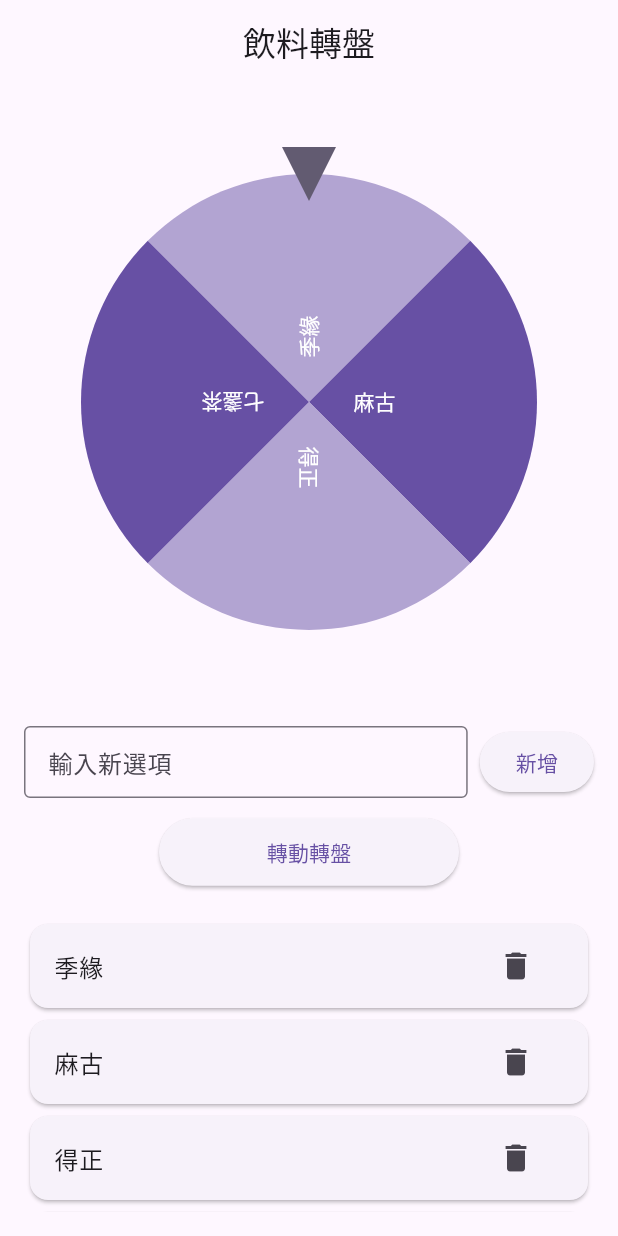
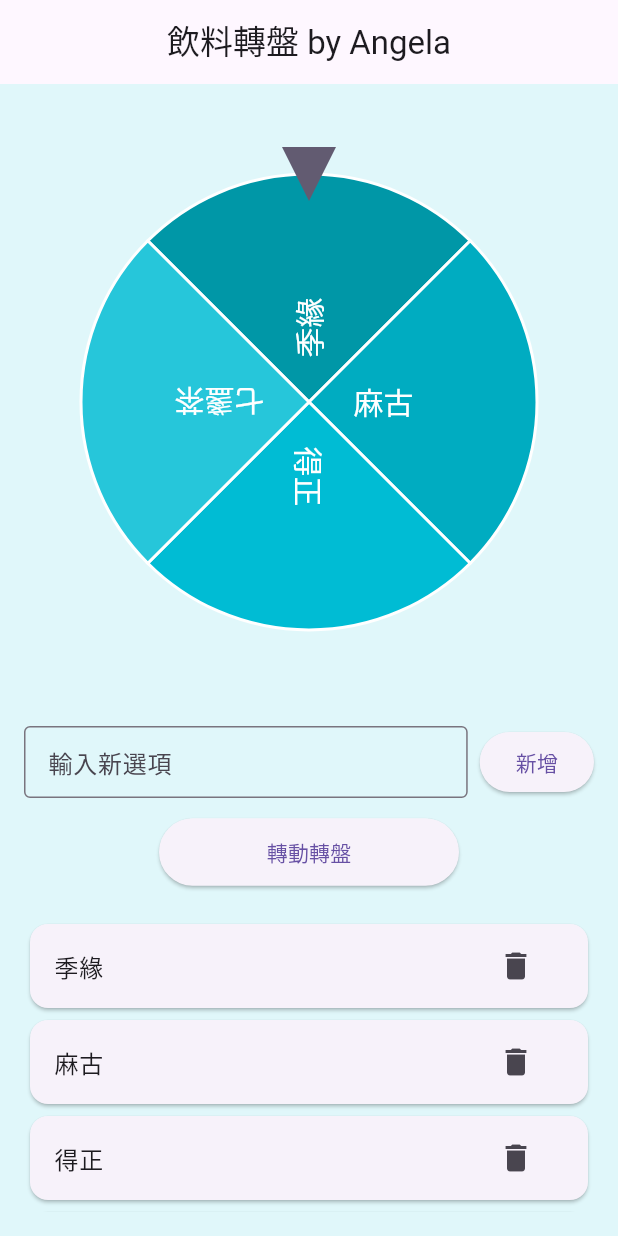
Before and after one commit to estateangela/what-to-drink-spinner, a Flutter app: the screen it shows after launch, on a phone screen of 412 x 824 dp. Run offline on Flutter 3.47's test engine with Material 3 defaults, Android fonts, the phone set to English and light mode, and no system bars; drawn by our look-alikes of flutter_fortune_wheel.

Commit message:
Update main.dart

```diff
--- a/my_app/lib/main.dart
+++ b/my_app/lib/main.dart
@@ -18,6 +18,12 @@ class _DrinkWheelAppState extends State<DrinkWheelApp> {
   final List<String> options = ["季緣", "麻古", "得正", "七盞茶"];
   late final StreamController<int> controller;
   final TextEditingController _textController = TextEditingController();
+  final List<Color> wheelColors = [
+  Colors.cyan[700]!,
+  Colors.cyan[600]!,
+  Colors.cyan[500]!,
+  Colors.cyan[400]!,
+   ];
 
   @override
   void initState() {
@@ -56,8 +62,9 @@ class _DrinkWheelAppState extends State<DrinkWheelApp> {
         visualDensity: VisualDensity.adaptivePlatformDensity,
       ),
       home: Scaffold(
+        backgroundColor: Colors.cyan[50],
         appBar: AppBar(
-          title: const Text("飲料轉盤"),
+          title: const Text("飲料轉盤 by Angela"),
           centerTitle: true,
         ),
         body: Padding(
@@ -69,10 +76,18 @@ class _DrinkWheelAppState extends State<DrinkWheelApp> {
                 flex: 2,
                 child: FortuneWheel(
                   selected: controller.stream,
-                  items: options.map((e) => FortuneItem(
+                  items: options.asMap().entries.map((entry) => FortuneItem(
+                    style: FortuneItemStyle(
+                      color: wheelColors[entry.key % wheelColors.length],
+                      borderColor: Colors.white,
+                      borderWidth: 2,
+                    ),
                     child: Padding(
                       padding: const EdgeInsets.all(8.0),
-                      child: Text(e),
+                      child: Text(entry.value,style: const TextStyle(
+                        fontSize: 20,
+                        color: Colors.white,
+                      ),),
                     ),
                   )).toList(),
                   animateFirst: false,
```
